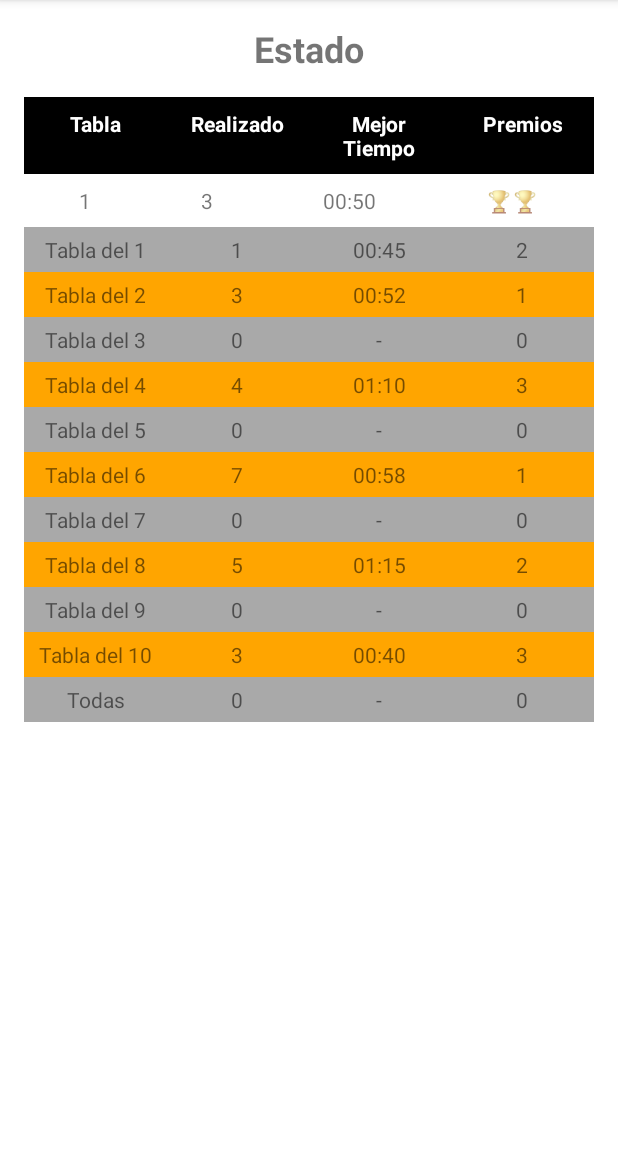
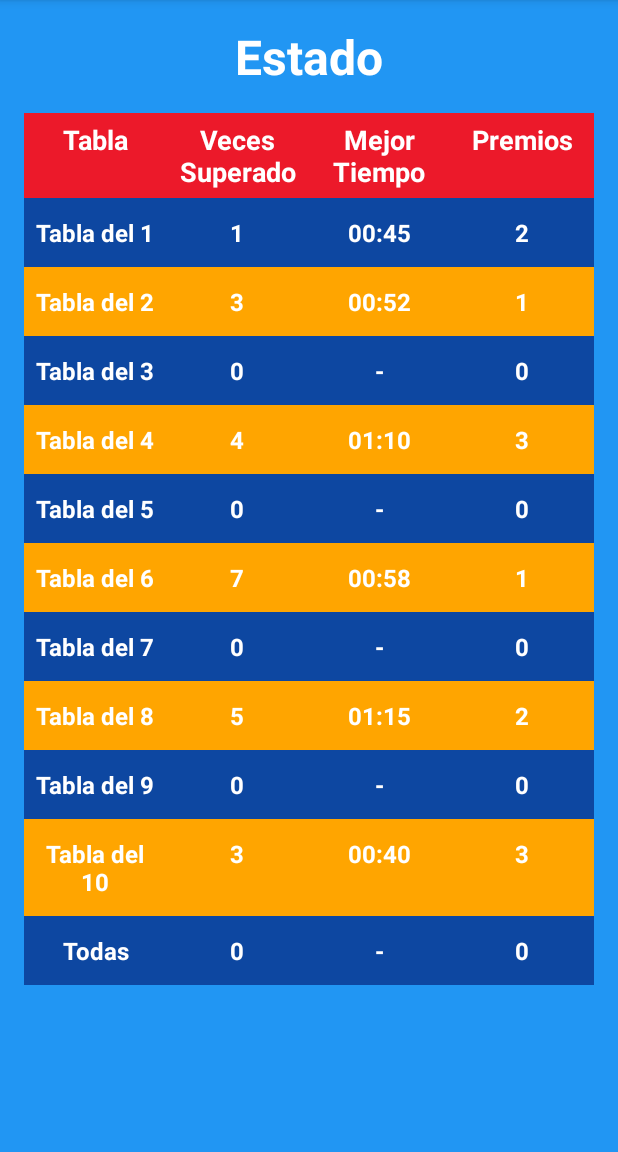
Before and after one commit to hilariocamachomore/MarinaAprendeAMultiplicar, an Android app built with Jetpack Compose: the EstadoActivity screen opened directly, with no data from a screen before it, on a phone screen of 412 x 824 dp, the part 84-1236 px from its top. Run offline under Robolectric (Android 15) with nearby library versions, the light colour scheme and no system bars.

Commit message:
MAM version 1.2 Falta terminar Victoria y estado.

```diff
--- a/app/src/main/AndroidManifest.xml
+++ b/app/src/main/AndroidManifest.xml
@@ -12,6 +12,9 @@
         android:supportsRtl="true"
         android:theme="@style/Theme.MarinaAprendeAMultiplicar"
         tools:targetApi="31">
+        <activity
+            android:name=".Victoria"
+            android:exported="false" />
         <activity
             android:name=".EstadoActivity"
             android:exported="false" />
--- a/app/src/main/java/com/example/marinaaprendeamultiplicar/EstadoActivity.kt
+++ b/app/src/main/java/com/example/marinaaprendeamultiplicar/EstadoActivity.kt
@@ -56,7 +56,7 @@ class EstadoActivity : AppCompatActivity() {
 
             // Alternar colores de fondo para mejor legibilidad
             if (i % 2 == 0) {
-                tableRow.setBackgroundColor(ContextCompat.getColor(this, R.color.dark_gray))
+                tableRow.setBackgroundColor(ContextCompat.getColor(this, R.color.blue_4))
             } else {
                 tableRow.setBackgroundColor(ContextCompat.getColor(this, R.color.orange))
             }
@@ -77,7 +77,7 @@ class EstadoActivity : AppCompatActivity() {
         }
     }
 
-    private fun crearTextViewCelda(texto: String, esNegrita: Boolean = false): TextView {
+    private fun crearTextViewCelda(texto: String, esNegrita: Boolean = true): TextView {
         val textView = TextView(this)
         val params = TableRow.LayoutParams(
             0, // width = 0dp para que funcione el weight
@@ -86,8 +86,10 @@ class EstadoActivity : AppCompatActivity() {
         )
         textView.layoutParams = params
         textView.text = texto
+        textView.setTextColor(ContextCompat.getColor(this, R.color.white))
+        textView.textSize = 16f
         textView.gravity = Gravity.CENTER
-        textView.setPadding(8, 8, 8, 8) // Añade un poco de padding a las celdas
+        textView.setPadding(8, 18, 8, 18) // Añade un poco de padding a las celdas
 
         if (esNegrita) {
             textView.setTypeface(null, Typeface.BOLD)
--- a/app/src/main/java/com/example/marinaaprendeamultiplicar/PracticarTodasActivity.kt
+++ b/app/src/main/java/com/example/marinaaprendeamultiplicar/PracticarTodasActivity.kt
@@ -61,7 +61,7 @@ class PracticarTodasActivity : AppCompatActivity() {
 
 
         // Initialize progress bar
-        progressBar.max = 50
+        progressBar.max = 8
         progressBar.progress = 0
 
         generarPregunta()
@@ -157,7 +157,9 @@ class PracticarTodasActivity : AppCompatActivity() {
             if (progressBar.progress == progressBar.max) {
                 mostrarVictoriaYVolverAlMenu()
             } else {
-                generarPregunta() // Generate next question
+                //generarPregunta() // Generate next question
+                tvPregunta.setTextColor(Color.GREEN)
+                mostrarRespuestaCorrectaYContinuar()
             }
         } else {
             // Incorrect answer: decrement progress and play sound
@@ -187,7 +189,7 @@ class PracticarTodasActivity : AppCompatActivity() {
             tvPregunta.setTextColor(Color.WHITE)
             habilitarBotones()
             generarPregunta()
-        }, 2000)
+        }, 1000)
     }
 
     private fun mostrarVictoriaYVolverAlMenu() {
--- a/app/src/main/res/layout/activity_estado.xml
+++ b/app/src/main/res/layout/activity_estado.xml
@@ -5,6 +5,7 @@
     xmlns:tools="http://schemas.android.com/tools"
     android:layout_width="match_parent"
     android:layout_height="match_parent"
+    android:background="@color/blue_1"
     android:padding="16dp"
     tools:context=".EstadoActivity">
 
@@ -12,22 +13,23 @@
         android:id="@+id/textViewTituloEstado"
         android:layout_width="wrap_content"
         android:layout_height="wrap_content"
+        android:layout_marginBottom="16dp"
         android:text="Estado"
-        android:textSize="24sp"
+        android:textColor="@color/white"
+        android:textSize="32sp"
         android:textStyle="bold"
-        app:layout_constraintTop_toTopOf="parent"
+        app:layout_constraintEnd_toEndOf="parent"
         app:layout_constraintStart_toStartOf="parent"
-        app:layout_constraintEnd_toEndOf="parent"
-        android:layout_marginBottom="16dp" />
+        app:layout_constraintTop_toTopOf="parent" />
 
     <androidx.core.widget.NestedScrollView
         android:layout_width="0dp"
         android:layout_height="0dp"
-        app:layout_constraintTop_toBottomOf="@id/textViewTituloEstado"
+        android:layout_marginTop="16dp"
         app:layout_constraintBottom_toBottomOf="parent"
+        app:layout_constraintEnd_toEndOf="parent"
         app:layout_constraintStart_toStartOf="parent"
-        app:layout_constraintEnd_toEndOf="parent"
-        android:layout_marginTop="16dp">
+        app:layout_constraintTop_toBottomOf="@id/textViewTituloEstado">
 
         <TableLayout
             android:id="@+id/tablaEstado"
@@ -35,54 +37,53 @@
             android:layout_height="wrap_content"
             android:stretchColumns="*">
 
-            <TableRow android:background="?attr/colorPrimaryDark"> <!-- Usa un color de tu tema -->
+            <TableRow android:background="@color/light_red"> <!-- Usa un color de tu tema -->
                 <TextView
                     android:layout_width="0dp"
                     android:layout_height="wrap_content"
                     android:layout_weight="1"
+                    android:gravity="center"
+                    android:padding="5dp"
                     android:text="Tabla"
                     android:textColor="@android:color/white"
-                    android:padding="8dp"
-                    android:gravity="center"
+                    android:textSize="18sp"
                     android:textStyle="bold" />
 
                 <TextView
                     android:layout_width="0dp"
                     android:layout_height="wrap_content"
                     android:layout_weight="1"
-                    android:text="Realizado"
+                    android:gravity="center"
+                    android:padding="5dp"
+                    android:text="Veces Superado"
                     android:textColor="@android:color/white"
-                    android:padding="8dp"
-                    android:gravity="center"
+                    android:textSize="18sp"
                     android:textStyle="bold" />
 
                 <TextView
                     android:layout_width="0dp"
                     android:layout_height="wrap_content"
                     android:layout_weight="1"
+                    android:gravity="center"
+                    android:padding="5dp"
                     android:text="Mejor Tiempo"
                     android:textColor="@android:color/white"
-                    android:padding="8dp"
-                    android:gravity="center"
+                    android:textSize="18sp"
                     android:textStyle="bold" />
 
                 <TextView
                     android:layout_width="0dp"
                     android:layout_height="wrap_content"
                     android:layout_weight="1"
+                    android:gravity="center"
+                    android:padding="5dp"
                     android:text="Premios"
                     android:textColor="@android:color/white"
-                    android:padding="8dp"
-                    android:gravity="center"
+                    android:textSize="18sp"
                     android:textStyle="bold" />
             </TableRow>
 
-           <TableRow>
-                <TextView android:text="1" android:layout_weight="1" android:gravity="center" android:padding="8dp"/>
-                <TextView android:text="3" android:layout_weight="1" android:gravity="center" android:padding="8dp"/>
-                <TextView android:text="00:50" android:layout_weight="1" android:gravity="center" android:padding="8dp"/>
-                <TextView android:text="🏆🏆" android:layout_weight="1" android:gravity="center" android:padding="8dp"/>
-            </TableRow>
+            <TableRow />
 
 
         </TableLayout>
--- a/app/src/main/res/layout/activity_practicar_tabla.xml
+++ b/app/src/main/res/layout/activity_practicar_tabla.xml
@@ -20,7 +20,7 @@
         android:autoSizeTextType="uniform"
         android:backgroundTint="@color/light_yellow"
         android:singleLine="true"
-        android:text="¡¡VICTORIA!!"
+        android:text="pregunta"
         android:textAlignment="center"
         android:textColor="@color/white"
         android:textSize="14sp"
```
Also changed, not shown: app/src/main/java/com/example/marinaaprendeamultiplicar/MainActivity.kt (+6 -6 lines), app/src/main/java/com/example/marinaaprendeamultiplicar/PracticarTablaActivity.kt (+48 -20 lines), app/src/main/java/com/example/marinaaprendeamultiplicar/Victoria.kt (added, +61 -0 lines), app/src/main/res/layout/activity_victoria.xml (added, +79 -0 lines).
